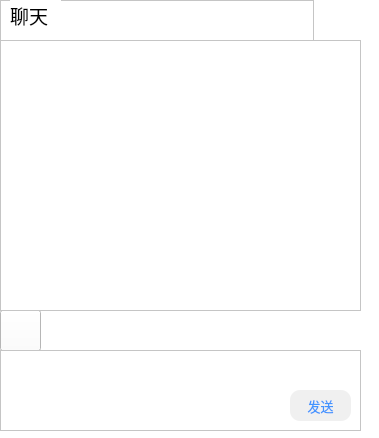
The window that litechat_dialog.ui (joshmiao/LiteChat) describes before a commit, drawn with Qt 5.
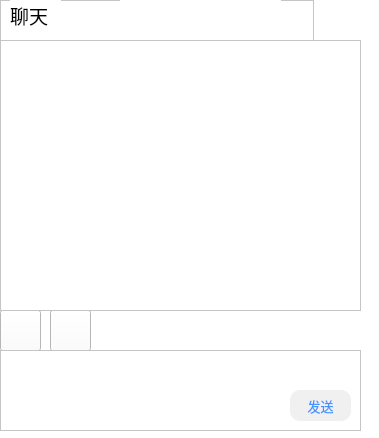
The same window after the commit. Icons and pictures are not drawn.

Patch:
```diff
--- a/litechat_dialog.ui
+++ b/litechat_dialog.ui
@@ -124,9 +124,9 @@
     <property name="geometry">
      <rect>
       <x>120</x>
-      <y>10</y>
+      <y>0</y>
       <width>161</width>
-      <height>31</height>
+      <height>41</height>
      </rect>
     </property>
     <property name="styleSheet">
@@ -153,6 +153,23 @@
     <string/>
    </property>
   </widget>
+  <widget class="QPushButton" name="pushButton_3">
+   <property name="geometry">
+    <rect>
+     <x>50</x>
+     <y>310</y>
+     <width>41</width>
+     <height>41</height>
+    </rect>
+   </property>
+   <property name="styleSheet">
+    <string notr="true">border-image: url(:/img/picture.png);</string>
+   </property>
+   <property name="text">
+    <string/>
+   </property>
+  </widget>
+  <zorder>pushButton_3</zorder>
   <zorder>frame</zorder>
   <zorder>pushButton_2</zorder>
   <zorder>listWidget</zorder>
```
